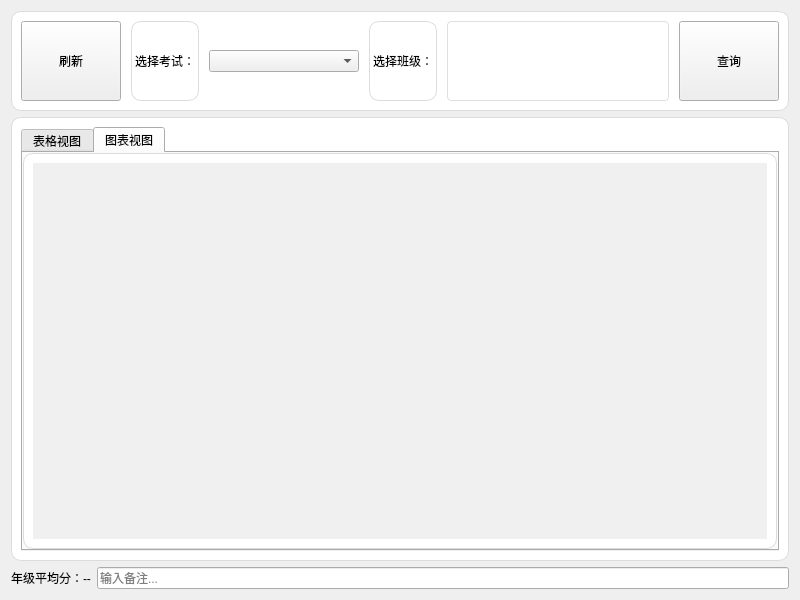
This is ui_page/page_class_grade.ui in fengyec2/StudentGradeTracker as Qt 5 draws it before an edit. The edited form follows.
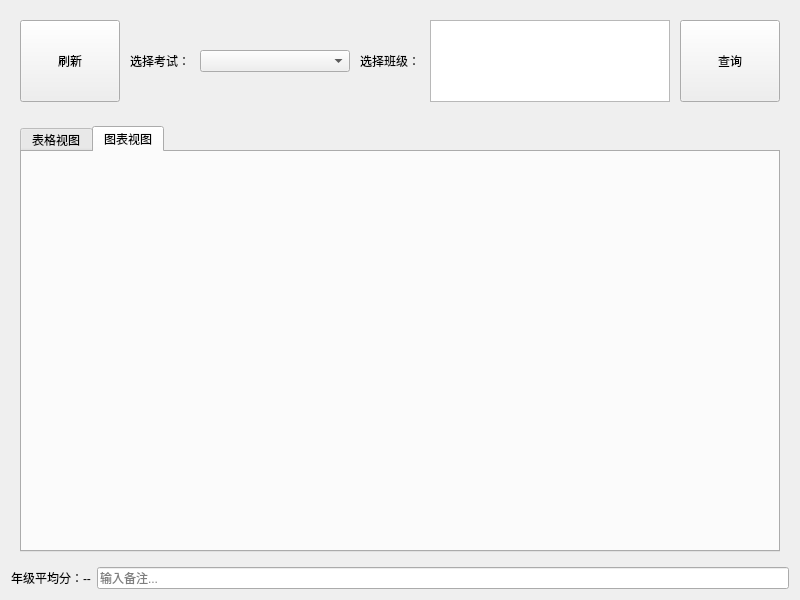
This is the edited form. The open tabs and pages were chosen to show the change. Custom widgets are drawn as their Qt base class.

Commit message: feat: add class and grade comparison page with dark and light theme styles

```diff
--- a/ui_page/page_class_grade.ui
+++ b/ui_page/page_class_grade.ui
@@ -34,13 +34,6 @@
        <height>100</height>
       </size>
      </property>
-     <property name="styleSheet">
-      <string notr="true">QFrame {
-    background-color: white;
-    border-radius: 10px;
-    border: 1px solid #dcdcdc;
-}</string>
-     </property>
      <property name="frameShape">
       <enum>QFrame::Shape::NoFrame</enum>
      </property>
@@ -105,28 +98,6 @@
           <height>0</height>
          </size>
         </property>
-        <property name="styleSheet">
-         <string notr="true">
-           QListView {
-             border: 1px solid #dcdfe6;
-             border-radius: 4px;
-             padding: 4px;
-             background-color: #ffffff;
-           }
-           QListView::item {
-             padding: 8px 12px;
-             border-bottom: 1px solid #ebeef5;
-           }
-           QListView::item:hover {
-             background-color: #f5f7fa;
-           }
-           QListView::item:selected {
-             background-color: #ecf5ff;
-             color: #409eff;
-             border-left: 3px solid #409eff;
-           }
-         </string>
-        </property>
         <property name="selectionMode">
          <enum>QAbstractItemView::SelectionMode::MultiSelection</enum>
         </property>
@@ -156,13 +127,6 @@
    </item>
    <item>
     <widget class="QFrame" name="frameResultCard">
-     <property name="styleSheet">
-      <string notr="true">QFrame {
-    background-color: white;
-    border-radius: 10px;
-    border: 1px solid #dcdcdc;
-}</string>
-     </property>
      <property name="frameShape">
       <enum>QFrame::Shape::NoFrame</enum>
      </property>
@@ -227,9 +191,6 @@
          <layout class="QVBoxLayout" name="verticalLayout_4">
           <item>
            <widget class="QWidget" name="widgetChart" native="true">
-            <property name="styleSheet">
-             <string notr="true">background-color: #f0f0f0;</string>
-            </property>
            </widget>
           </item>
          </layout>
```
The commit also changes 6 other files.
